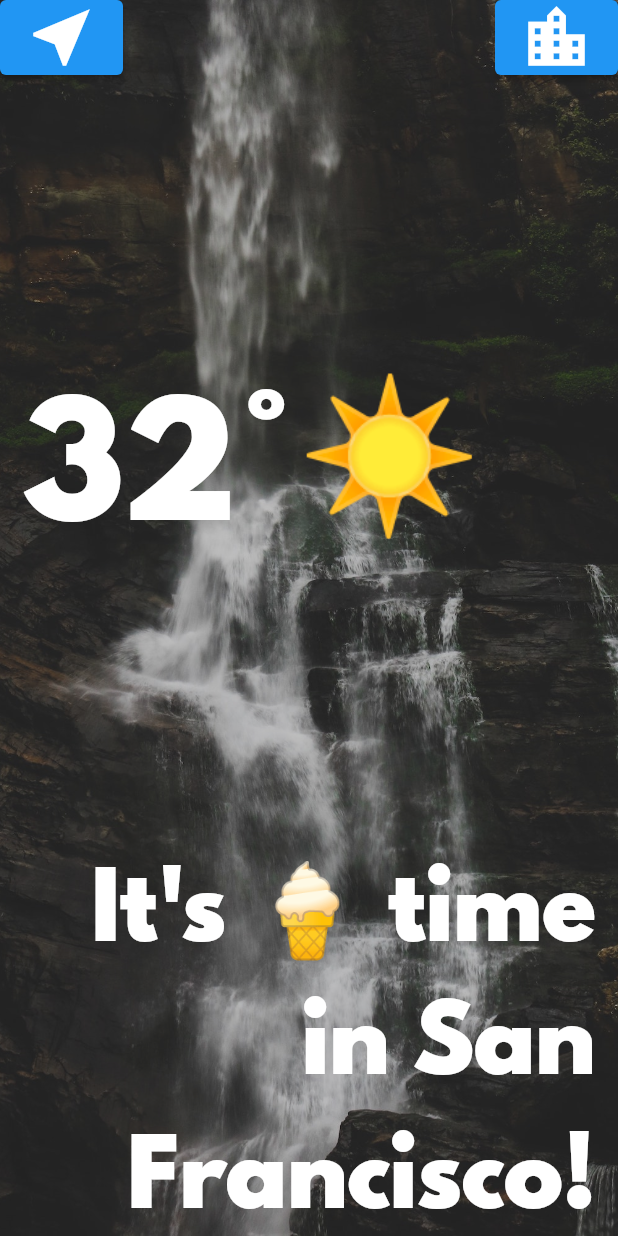
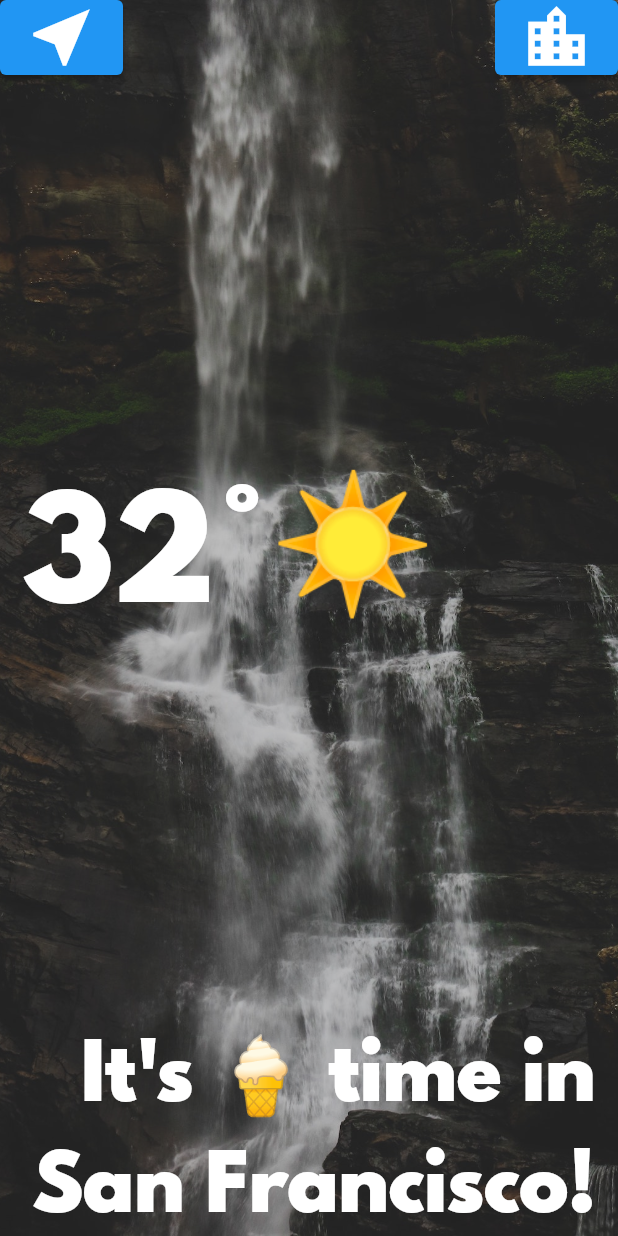
Before and after one commit to HimJan7/clima, a Flutter app: the LocationScreen screen opened directly, on a phone screen of 412 x 824 dp. Run offline on Flutter 3.47's test engine with Material 2 defaults, Android fonts, the phone set to English and light mode, and no system bars; our stand-ins replace flutter_spinkit, geolocator; missing offline and left inert: geolocator_android; network calls fail; statements that could not run were skipped.

Commit message:
[seperateClasses]

```diff
--- a/lib/screens/location_screen.dart
+++ b/lib/screens/location_screen.dart
@@ -2,11 +2,31 @@ import 'package:flutter/material.dart';
 import 'package:clima/utilities/constants.dart';
 
 class LocationScreen extends StatefulWidget {
+  LocationScreen({this.LocationWeather});
+  var LocationWeather;
+
   @override
   _LocationScreenState createState() => _LocationScreenState();
 }
 
 class _LocationScreenState extends State<LocationScreen> {
+  double? temprature;
+  int? condition;
+  String? cityName;
+
+  void initState() {
+    super.initState();
+    updateUI(widget.LocationWeather);
+  }
+
+  void updateUI(dynamic LocationWeather) {
+    temprature = LocationWeather['main']['temp'];
+    condition = LocationWeather['weather'][0]['id'];
+    cityName = LocationWeather['name'];
+
+    print(temprature! - 273.1);
+  }
+
   @override
   Widget build(BuildContext context) {
     return Scaffold(
@@ -24,10 +44,10 @@ class _LocationScreenState extends State<LocationScreen> {
           child: Column(
             mainAxisAlignment: MainAxisAlignment.spaceBetween,
             crossAxisAlignment: CrossAxisAlignment.stretch,
-            children: <Widget>[
+            children: [
               Row(
                 mainAxisAlignment: MainAxisAlignment.spaceBetween,
-                children: <Widget>[
+                children: [
                   ElevatedButton(
                     onPressed: () {},
                     child: Icon(
--- a/lib/utilities/constants.dart
+++ b/lib/utilities/constants.dart
@@ -2,12 +2,12 @@ import 'package:flutter/material.dart';
 
 const kTempTextStyle = TextStyle(
   fontFamily: 'Spartan MB',
-  fontSize: 100.0,
+  fontSize: 90.0,
 );
 
 const kMessageTextStyle = TextStyle(
   fontFamily: 'Spartan MB',
-  fontSize: 60.0,
+  fontSize: 50.0,
 );
 
 const kButtonTextStyle = TextStyle(
@@ -16,5 +16,5 @@ const kButtonTextStyle = TextStyle(
 );
 
 const kConditionTextStyle = TextStyle(
-  fontSize: 100.0,
+  fontSize: 90.0,
 );
--- a/pubspec.yaml
+++ b/pubspec.yaml
@@ -37,6 +37,7 @@ dependencies:
   cupertino_icons: ^1.0.2
   geolocator: ^9.0.2
   http: ^0.13.5
+  flutter_spinkit: ^5.1.0
 
 dev_dependencies:
   flutter_test:
```
Also changed, not shown: lib/screens/loading_screen.dart (+13 -17 lines), lib/services/networking.dart (+1 -9 lines), pubspec.lock.
